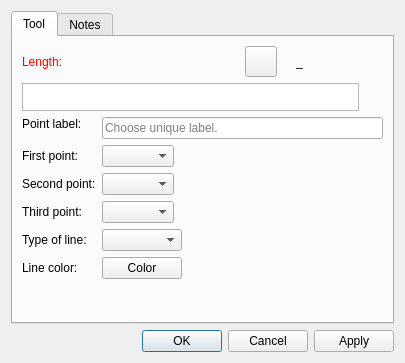
This is src/libs/vtools/dialogs/tools/dialogbisector.ui in equinox-patterns/Ostara as Qt 5 draws it before an edit. The edited form follows.
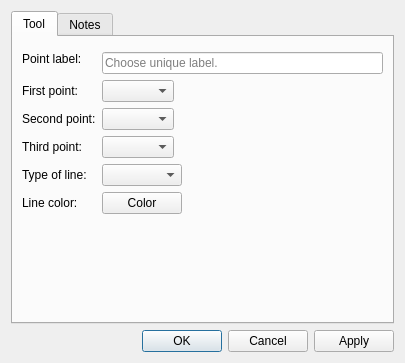
This is the edited form. Icons and pictures are not drawn. Custom widgets are drawn as their Qt base class.

Commit message: Étape 0b — FormulaInputWidget : factorisation des champs formule dans 20 dialogues

The edit to the form file:
```diff
--- a/src/libs/vtools/dialogs/tools/dialogbisector.ui
+++ b/src/libs/vtools/dialogs/tools/dialogbisector.ui
@@ -29,186 +29,7 @@
       </attribute>
       <layout class="QVBoxLayout" name="verticalLayout">
        <item>
-        <layout class="QHBoxLayout" name="horizontalLayout">
-         <item alignment="Qt::AlignLeft">
-          <widget class="QLabel" name="labelEditFormula">
-           <property name="sizePolicy">
-            <sizepolicy hsizetype="Fixed" vsizetype="Preferred">
-             <horstretch>0</horstretch>
-             <verstretch>0</verstretch>
-            </sizepolicy>
-           </property>
-           <property name="palette">
-            <palette>
-             <active>
-              <colorrole role="WindowText">
-               <brush brushstyle="SolidPattern">
-                <color alpha="255">
-                 <red>255</red>
-                 <green>0</green>
-                 <blue>0</blue>
-                </color>
-               </brush>
-              </colorrole>
-             </active>
-             <inactive>
-              <colorrole role="WindowText">
-               <brush brushstyle="SolidPattern">
-                <color alpha="255">
-                 <red>255</red>
-                 <green>0</green>
-                 <blue>0</blue>
-                </color>
-               </brush>
-              </colorrole>
-             </inactive>
-             <disabled>
-              <colorrole role="WindowText">
-               <brush brushstyle="SolidPattern">
-                <color alpha="255">
-                 <red>159</red>
-                 <green>158</green>
-                 <blue>158</blue>
-                </color>
-               </brush>
-              </colorrole>
-             </disabled>
-            </palette>
-           </property>
-           <property name="text">
-            <string>Length:</string>
-           </property>
-          </widget>
-         </item>
-         <item>
-          <spacer name="horizontalSpacer">
-           <property name="orientation">
-            <enum>Qt::Horizontal</enum>
-           </property>
-           <property name="sizeHint" stdset="0">
-            <size>
-             <width>40</width>
-             <height>20</height>
-            </size>
-           </property>
-          </spacer>
-         </item>
-         <item alignment="Qt::AlignRight">
-          <widget class="QToolButton" name="toolButtonExprLength">
-           <property name="toolTip">
-            <string>Formula wizard</string>
-           </property>
-           <property name="text">
-            <string notr="true"/>
-           </property>
-           <property name="icon">
-            <iconset resource="../../../vmisc/share/resources/icon.qrc">
-             <normaloff>:/icon/light/24x24/fx.png</normaloff>:/icon/light/24x24/fx.png</iconset>
-           </property>
-           <property name="iconSize">
-            <size>
-             <width>24</width>
-             <height>24</height>
-            </size>
-           </property>
-          </widget>
-         </item>
-         <item alignment="Qt::AlignRight">
-          <widget class="QLabel" name="label_3">
-           <property name="text">
-            <string/>
-           </property>
-           <property name="pixmap">
-            <pixmap resource="../../../vmisc/share/resources/icon.qrc">:/icon/light/24x24/equal.png</pixmap>
-           </property>
-          </widget>
-         </item>
-         <item alignment="Qt::AlignRight">
-          <widget class="QLabel" name="labelResultCalculation">
-           <property name="sizePolicy">
-            <sizepolicy hsizetype="Fixed" vsizetype="Preferred">
-             <horstretch>0</horstretch>
-             <verstretch>0</verstretch>
-            </sizepolicy>
-           </property>
-           <property name="minimumSize">
-            <size>
-             <width>87</width>
-             <height>0</height>
-            </size>
-           </property>
-           <property name="toolTip">
-            <string>Value</string>
-           </property>
-           <property name="whatsThis">
-            <string notr="true"/>
-           </property>
-           <property name="text">
-            <string notr="true">_</string>
-           </property>
-          </widget>
-         </item>
-        </layout>
-       </item>
-       <item>
-        <layout class="QHBoxLayout" name="horizontalLayout_8">
-         <item>
-          <widget class="VPlainTextEdit" name="plainTextEditFormula">
-           <property name="sizePolicy">
-            <sizepolicy hsizetype="Expanding" vsizetype="Preferred">
-             <horstretch>0</horstretch>
-             <verstretch>0</verstretch>
-            </sizepolicy>
-           </property>
-           <property name="maximumSize">
-            <size>
-             <width>16777215</width>
-             <height>28</height>
-            </size>
-           </property>
-           <property name="toolTip">
-            <string>Calculation</string>
-           </property>
-           <property name="tabChangesFocus">
-            <bool>true</bool>
-           </property>
-          </widget>
-         </item>
-         <item>
-          <widget class="QPushButton" name="pushButtonGrowLength">
-           <property name="maximumSize">
-            <size>
-             <width>18</width>
-             <height>18</height>
-            </size>
-           </property>
-           <property name="sizeIncrement">
-            <size>
-             <width>0</width>
-             <height>0</height>
-            </size>
-           </property>
-           <property name="toolTip">
-            <string>&lt;html&gt;&lt;head/&gt;&lt;body&gt;&lt;p&gt;Show full calculation in message box&lt;/p&gt;&lt;/body&gt;&lt;/html&gt;</string>
-           </property>
-           <property name="text">
-            <string notr="true"/>
-           </property>
-           <property name="icon">
-            <iconset theme="go-down"/>
-           </property>
-           <property name="iconSize">
-            <size>
-             <width>16</width>
-             <height>16</height>
-            </size>
-           </property>
-           <property name="flat">
-            <bool>true</bool>
-           </property>
-          </widget>
-         </item>
-        </layout>
+        <widget class="QWidget" name="formulaPlaceholder" native="true"/>
        </item>
        <item>
         <layout class="QFormLayout" name="formLayout">
@@ -379,11 +200,6 @@
    <extends>QPushButton</extends>
    <header>../vpropertyexplorer/qtcolorpicker.h</header>
   </customwidget>
-  <customwidget>
-   <class>VPlainTextEdit</class>
-   <extends>QPlainTextEdit</extends>
-   <header>../vwidgets/vplaintextedit.h</header>
-  </customwidget>
  </customwidgets>
  <tabstops>
   <tabstop>plainTextEditFormula</tabstop>
```
Left out of the diff: 2 changed lines with no effect on the pictures. The commit also changes 59 other files.
